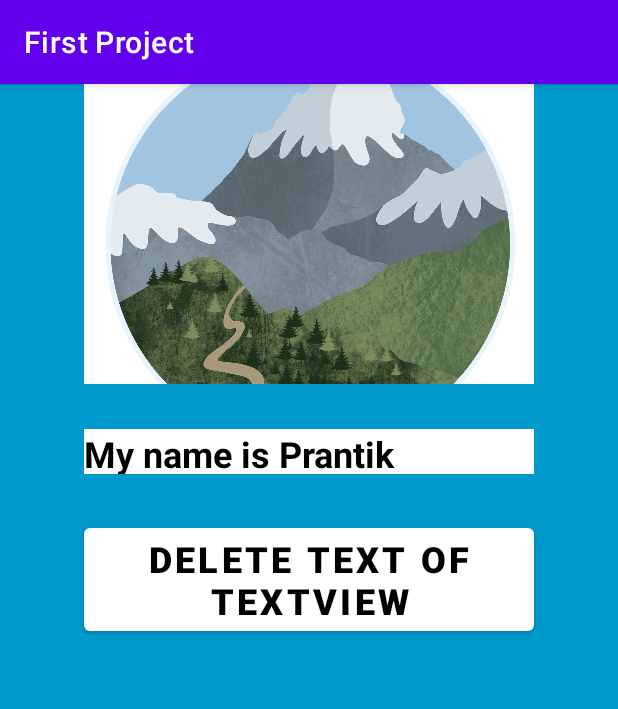
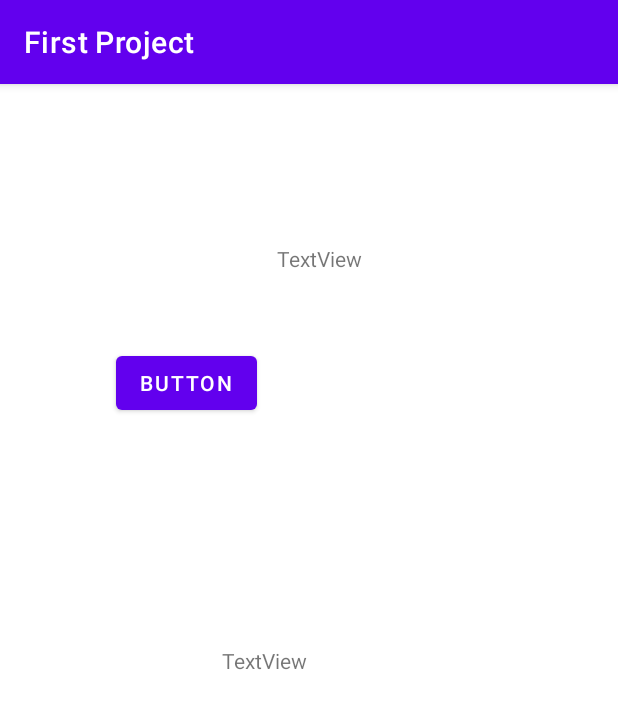
Before and after one commit to Prantik335/my-learning, an Android app: the screen it shows after launch (MainActivity before the commit, ConstraintLayout after it), on a phone screen of 412 x 824 dp. Shown: the top 709 px of the screen. Run offline under Robolectric (Android 15) with nearby library versions, the phone set to English and light mode, and no system bars.

Commit message:
Constraint layout

```diff
--- a/android-studio/first-project/app/src/main/AndroidManifest.xml
+++ b/android-studio/first-project/app/src/main/AndroidManifest.xml
@@ -2,7 +2,7 @@
 <manifest xmlns:android="http://schemas.android.com/apk/res/android"
     package="me.prantik.firstproject">
 
-    <uses-permission android:name="android.permission.INTERNET"/>
+    <uses-permission android:name="android.permission.INTERNET" />
 
     <application
         android:allowBackup="true"
@@ -11,7 +11,14 @@
         android:roundIcon="@mipmap/ic_launcher_round"
         android:supportsRtl="true"
         android:theme="@style/Theme.FirstProject">
-        <activity android:name=".MainActivity" >
+        <activity android:name=".ConstraintLayout">
+            <intent-filter>
+                <action android:name="android.intent.action.MAIN" />
+
+                <category android:name="android.intent.category.LAUNCHER" />
+            </intent-filter>
+        </activity>
+        <activity android:name=".MainActivity">
             <intent-filter>
                 <action android:name="android.intent.action.MAIN" />
 
--- /dev/null
+++ b/android-studio/first-project/app/src/main/java/me/prantik/firstproject/ConstraintLayout.java
@@ -0,0 +1,14 @@
+package me.prantik.firstproject;
+
+import androidx.appcompat.app.AppCompatActivity;
+
+import android.os.Bundle;
+
+public class ConstraintLayout extends AppCompatActivity {
+
+    @Override
+    protected void onCreate(Bundle savedInstanceState) {
+        super.onCreate(savedInstanceState);
+        setContentView(R.layout.activity_constraint_layout);
+    }
+}
--- /dev/null
+++ b/android-studio/first-project/app/src/main/res/layout/activity_constraint_layout.xml
@@ -0,0 +1,38 @@
+<?xml version="1.0" encoding="utf-8"?>
+<androidx.constraintlayout.widget.ConstraintLayout xmlns:android="http://schemas.android.com/apk/res/android"
+    xmlns:app="http://schemas.android.com/apk/res-auto"
+    xmlns:tools="http://schemas.android.com/tools"
+    android:layout_width="match_parent"
+    android:layout_height="match_parent"
+    tools:context=".ConstraintLayout">
+
+    <Button
+        android:id="@+id/button"
+        android:layout_width="wrap_content"
+        android:layout_height="wrap_content"
+        android:layout_marginStart="77dp"
+        android:layout_marginTop="175dp"
+        android:text="Button"
+        app:layout_constraintStart_toStartOf="parent"
+        app:layout_constraintTop_toTopOf="parent" />
+
+    <TextView
+        android:id="@+id/textView"
+        android:layout_width="wrap_content"
+        android:layout_height="wrap_content"
+        android:layout_marginStart="13dp"
+        android:layout_marginBottom="49dp"
+        android:text="TextView"
+        app:layout_constraintBottom_toTopOf="@+id/button"
+        app:layout_constraintStart_toEndOf="@+id/button" />
+
+    <TextView
+        android:id="@+id/textView2"
+        android:layout_width="wrap_content"
+        android:layout_height="wrap_content"
+        android:layout_marginStart="148dp"
+        android:text="TextView"
+        app:layout_constraintBottom_toBottomOf="parent"
+        app:layout_constraintStart_toStartOf="parent"
+        app:layout_constraintTop_toTopOf="parent" />
+</androidx.constraintlayout.widget.ConstraintLayout>
--- a/android-studio/first-project/app/src/main/res/layout/activity_main.xml
+++ b/android-studio/first-project/app/src/main/res/layout/activity_main.xml
@@ -1,5 +1,5 @@
 <?xml version="1.0" encoding="utf-8"?>
-<LinearLayout xmlns:android="http://schemas.android.com/apk/res/android"
+<androidx.constraintlayout.widget.ConstraintLayout xmlns:android="http://schemas.android.com/apk/res/android"
     xmlns:app="http://schemas.android.com/apk/res-auto"
     xmlns:tools="http://schemas.android.com/tools"
     android:id="@+id/linear"
@@ -42,4 +42,4 @@
         app:backgroundTint="#FFFFFF" />
 
 
-</LinearLayout>
+</androidx.constraintlayout.widget.ConstraintLayout>
```
